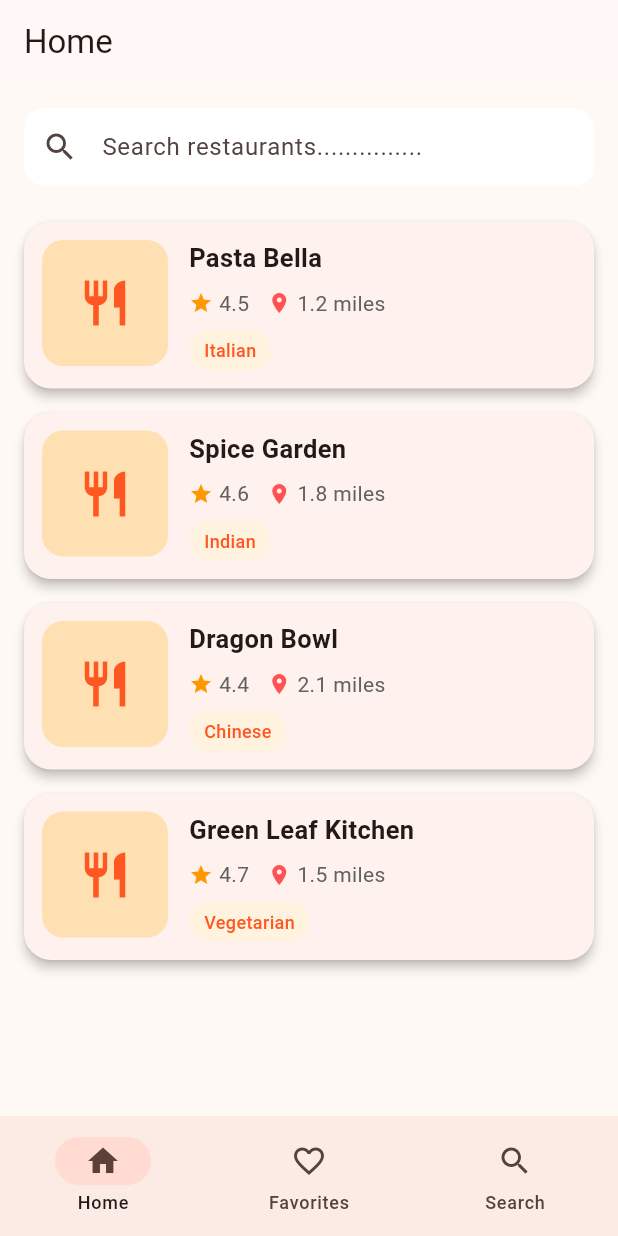
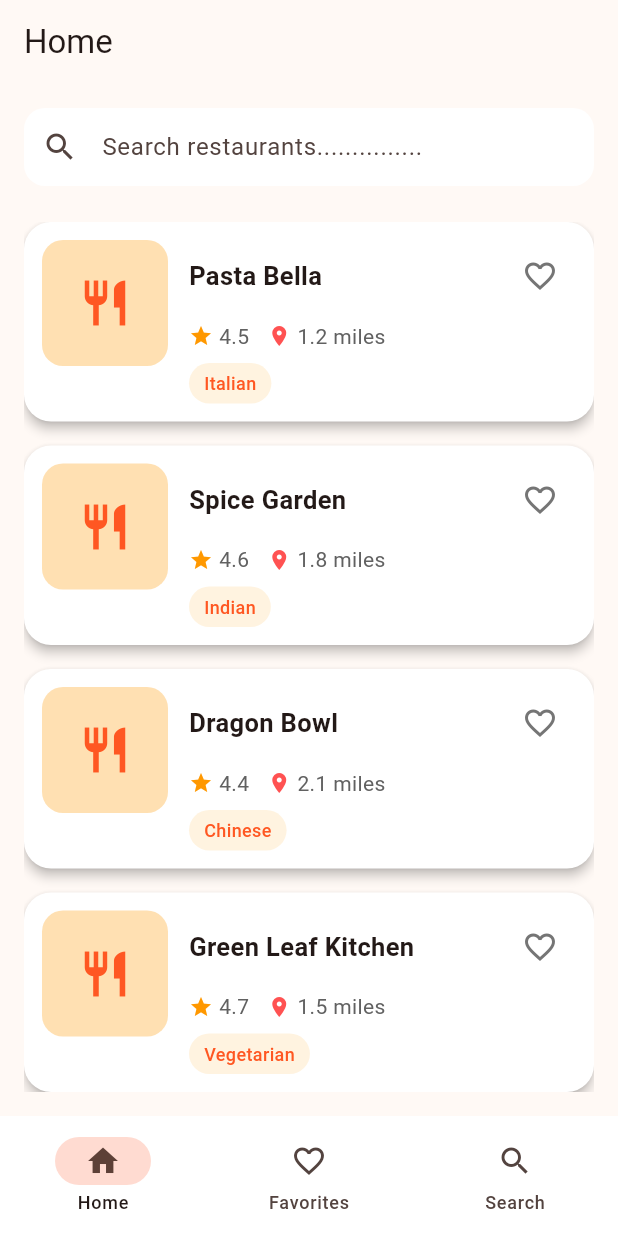
Before and after one commit to hafsaakhtarr/TravelFoodApp, a Flutter app: the HomeScreen screen opened directly with empty values, on a phone screen of 412 x 824 dp. Run offline on Flutter 3.47's test engine with Material 3 defaults, Android fonts, the phone set to English and light mode, and no system bars.

Commit message:
Refined onboarding and home UI with improved spacing styling and responsive layout

```diff
--- a/travelfoodapp/lib/main.dart
+++ b/travelfoodapp/lib/main.dart
@@ -17,6 +17,11 @@ class TravelFoodApp extends StatelessWidget {
         useMaterial3: true,
         colorSchemeSeed: Colors.deepOrange,
         scaffoldBackgroundColor: const Color(0xFFFFF9F5),
+        appBarTheme: const AppBarTheme(
+          backgroundColor: Colors.transparent,
+          elevation: 0,
+          centerTitle: false,
+        ),
       ),
       home: const SplashScreen(),
     );
--- a/travelfoodapp/lib/models/restaurant.dart
+++ b/travelfoodapp/lib/models/restaurant.dart
@@ -3,11 +3,29 @@ class Restaurant {
   final double rating;
   final double distanceMiles;
   final String cuisine;
+  final bool isFavorite;
 
   const Restaurant({
     required this.name,
     required this.rating,
     required this.distanceMiles,
     required this.cuisine,
+    this.isFavorite = false,
   });
+
+  Restaurant copyWith({
+    String? name,
+    double? rating,
+    double? distanceMiles,
+    String? cuisine,
+    bool? isFavorite,
+  }) {
+    return Restaurant(
+      name: name ?? this.name,
+      rating: rating ?? this.rating,
+      distanceMiles: distanceMiles ?? this.distanceMiles,
+      cuisine: cuisine ?? this.cuisine,
+      isFavorite: isFavorite ?? this.isFavorite,
+    );
+  }
 }
--- a/travelfoodapp/lib/screens/home_screen.dart
+++ b/travelfoodapp/lib/screens/home_screen.dart
@@ -1,5 +1,6 @@
 import 'package:flutter/material.dart';
 import '../data/sample_restaurants.dart';
+import '../models/restaurant.dart';
 import '../widgets/restaurant_card.dart';
 import 'favorites_screen.dart';
 import 'search_screen.dart';
@@ -20,56 +21,36 @@ class HomeScreen extends StatefulWidget {
 
 class _HomeScreenState extends State<HomeScreen> {
   int selectedIndex = 0;
+  late List<Restaurant> restaurants;
 
   @override
-  Widget build(BuildContext context) {
-    final pages = [
-      _buildHomeContent(),
-      const FavoritesScreen(),
-      const SearchScreen(),
-    ];
+  void initState() {
+    super.initState();
+    restaurants = List<Restaurant>.from(sampleRestaurants);
+  }
 
-    return Scaffold(
-      appBar: AppBar(
-        title: Text(
-          selectedIndex == 0
-              ? 'Home'
-              : selectedIndex == 1
-                  ? 'Favorites'
-                  : 'Search',
-        ),
-      ),
-      body: pages[selectedIndex],
-      bottomNavigationBar: NavigationBar(
-        selectedIndex: selectedIndex,
-        onDestinationSelected: (index) {
+  void _toggleFavorite(Restaurant targetRestaurant) {
     setState(() {
-            selectedIndex = index;
+      restaurants = restaurants.map((restaurant) {
+        if (restaurant.name == targetRestaurant.name) {
+          return restaurant.copyWith(
+            isFavorite: !restaurant.isFavorite,
+          );
+        }
+        return restaurant;
+      }).toList();
     });
-        },
-        destinations: const [
-          NavigationDestination(
-            icon: Icon(Icons.home_outlined),
-            selectedIcon: Icon(Icons.home),
-            label: 'Home',
-          ),
-          NavigationDestination(
-            icon: Icon(Icons.favorite_border),
-            selectedIcon: Icon(Icons.favorite),
-            label: 'Favorites',
-          ),
-          NavigationDestination(
-            icon: Icon(Icons.search),
-            selectedIcon: Icon(Icons.search),
-            label: 'Search',
-          ),
-        ],
-      ),
-    );
+  }
+
+  List<Restaurant> get _favoriteRestaurants {
+    return restaurants.where((restaurant) => restaurant.isFavorite).toList();
   }
 
   Widget _buildHomeContent() {
     return SafeArea(
+      child: Center(
+        child: ConstrainedBox(
+          constraints: const BoxConstraints(maxWidth: 750),
           child: Padding(
             padding: const EdgeInsets.all(16),
             child: Column(
@@ -109,11 +90,14 @@ class _HomeScreenState extends State<HomeScreen> {
                 const SizedBox(height: 10),
                 Expanded(
                   child: ListView.builder(
-                itemCount: sampleRestaurants.length,
+                    itemCount: restaurants.length,
                     itemBuilder: (context, index) {
+                      final restaurant = restaurants[index];
+
                       return RestaurantCard(
-                    restaurant: sampleRestaurants[index],
+                        restaurant: restaurant,
                         onTap: () {},
+                        onFavoriteTap: () => _toggleFavorite(restaurant),
                       );
                     },
                   ),
@@ -121,6 +105,55 @@ class _HomeScreenState extends State<HomeScreen> {
               ],
             ),
           ),
+        ),
+      ),
+    );
+  }
+
+  @override
+  Widget build(BuildContext context) {
+    final pages = [
+      _buildHomeContent(),
+      FavoritesScreen(
+        favoriteRestaurants: _favoriteRestaurants,
+        onFavoriteToggle: _toggleFavorite,
+      ),
+      const SearchScreen(),
+    ];
+
+    final titles = ['Home', 'Favorites', 'Search'];
+
+    return Scaffold(
+      appBar: AppBar(
+        title: Text(titles[selectedIndex]),
+      ),
+      body: pages[selectedIndex],
+      bottomNavigationBar: NavigationBar(
+        backgroundColor: Colors.white,
+        selectedIndex: selectedIndex,
+        onDestinationSelected: (index) {
+          setState(() {
+            selectedIndex = index;
+          });
+        },
+        destinations: const [
+          NavigationDestination(
+            icon: Icon(Icons.home_outlined),
+            selectedIcon: Icon(Icons.home),
+            label: 'Home',
+          ),
+          NavigationDestination(
+            icon: Icon(Icons.favorite_border),
+            selectedIcon: Icon(Icons.favorite),
+            label: 'Favorites',
+          ),
+          NavigationDestination(
+            icon: Icon(Icons.search),
+            selectedIcon: Icon(Icons.search),
+            label: 'Search',
+          ),
+        ],
+      ),
     );
   }
 }
--- a/travelfoodapp/lib/widgets/restaurant_card.dart
+++ b/travelfoodapp/lib/widgets/restaurant_card.dart
@@ -4,11 +4,13 @@ import '../models/restaurant.dart';
 class RestaurantCard extends StatelessWidget {
   final Restaurant restaurant;
   final VoidCallback? onTap;
+  final VoidCallback onFavoriteTap;
 
   const RestaurantCard({
     super.key,
     required this.restaurant,
     this.onTap,
+    required this.onFavoriteTap,
   });
 
   @override
@@ -17,6 +19,7 @@ class RestaurantCard extends StatelessWidget {
       onTap: onTap,
       borderRadius: BorderRadius.circular(18),
       child: Card(
+        color: Colors.white,
         elevation: 3,
         margin: const EdgeInsets.only(bottom: 16),
         shape: RoundedRectangleBorder(
@@ -47,14 +50,31 @@ class RestaurantCard extends StatelessWidget {
                 child: Column(
                   crossAxisAlignment: CrossAxisAlignment.start,
                   children: [
-                    Text(
-                      restaurant.name,
-                      style: const TextStyle(
-                        fontSize: 17,
-                        fontWeight: FontWeight.bold,
-                      ),
+                    Row(
+                      children: [
+                        Expanded(
+                          child: Text(
+                            restaurant.name,
+                            style: const TextStyle(
+                              fontSize: 17,
+                              fontWeight: FontWeight.bold,
+                            ),
+                          ),
+                        ),
+                        IconButton(
+                          onPressed: onFavoriteTap,
+                          icon: Icon(
+                            restaurant.isFavorite
+                                ? Icons.favorite
+                                : Icons.favorite_border,
+                            color: restaurant.isFavorite
+                                ? Colors.red
+                                : Colors.grey.shade600,
+                          ),
+                        ),
+                      ],
                     ),
-                    const SizedBox(height: 8),
+                    const SizedBox(height: 6),
                     Row(
                       children: [
                         const Icon(Icons.star, size: 16, color: Colors.orange),
@@ -67,8 +87,11 @@ class RestaurantCard extends StatelessWidget {
                           ),
                         ),
                         const SizedBox(width: 12),
-                        const Icon(Icons.location_on,
-                            size: 16, color: Colors.redAccent),
+                        const Icon(
+                          Icons.location_on,
+                          size: 16,
+                          color: Colors.redAccent,
+                        ),
                         const SizedBox(width: 4),
                         Text(
                           '${restaurant.distanceMiles} miles',
```
Also changed, not shown: travelfoodapp/lib/screens/favorites_screen.dart (+34 -7 lines), travelfoodapp/lib/screens/onboarding_screen.dart (+14 -9 lines), travelfoodapp/lib/screens/search_screen.dart (+3 -6 lines), 1 other file. Lines whose indentation alone changed are shown as unchanged.
